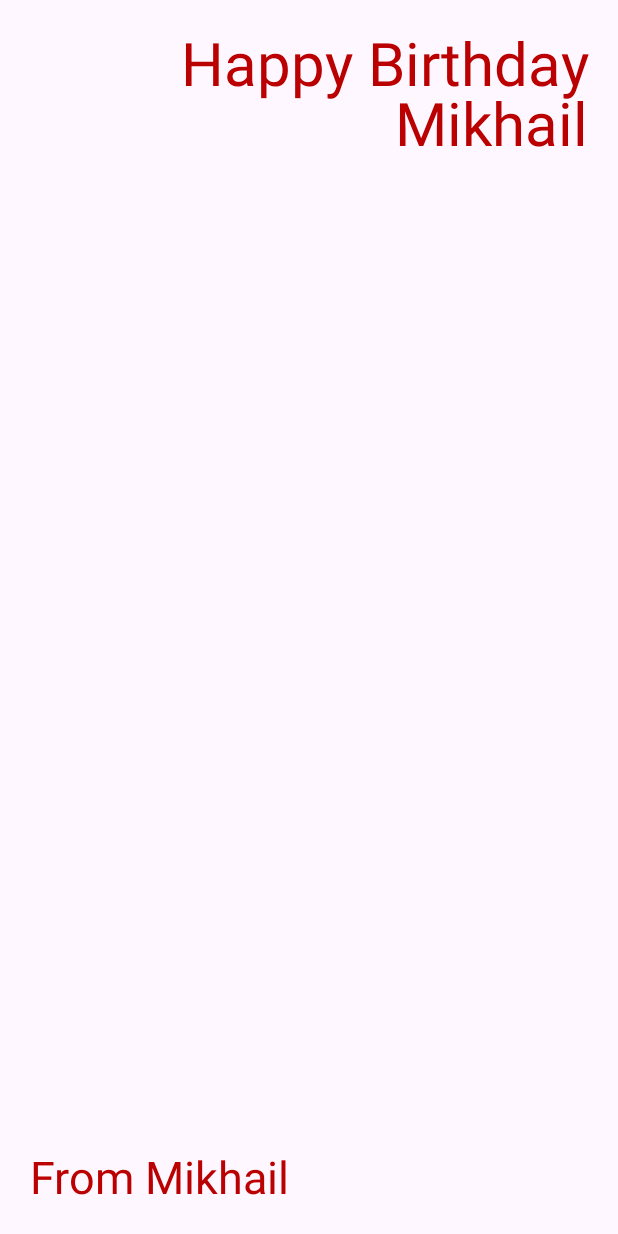
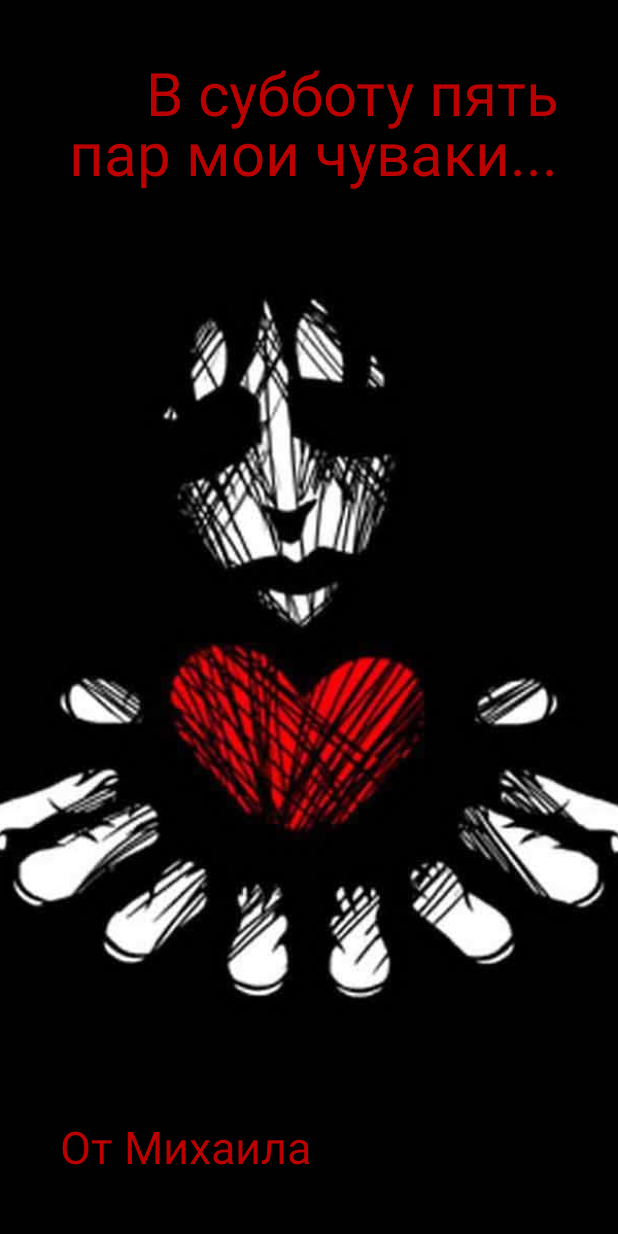
Before and after one commit to elmario89/android, an Android app built with Jetpack Compose: the screen it shows after launch (MainActivity), on a phone screen of 412 x 824 dp. Run offline under Robolectric (Android 15) with nearby library versions, the light colour scheme and no system bars; missing, so only their content is drawn: BirthdayAppTheme.

Commit message:
Add resources

```diff
--- a/app/src/main/java/com/example/birthdayapp/MainActivity.kt
+++ b/app/src/main/java/com/example/birthdayapp/MainActivity.kt
@@ -33,7 +33,7 @@ class MainActivity : ComponentActivity() {
                     modifier = Modifier.fillMaxSize(),
                     color = MaterialTheme.colorScheme.background
                 ) {
-                    GreetingText(message = "Happy Birthday Mikhail", from = "From Mikhail")
+                    GreetingImage(message = getString(R.string.title), from = getString(R.string.subtitle))
                 }
             }
         }
@@ -71,19 +71,19 @@ fun GreetingText(
         modifier = modifier
             .padding(20.dp)
     ) {
-        val purpleColor = android.graphics.Color.parseColor("#ba0000")
+        val redColor = android.graphics.Color.parseColor("#ba0000")
         Text(
             text = message,
             fontSize = 40.sp,
             lineHeight = 40.sp,
             textAlign = TextAlign.Right,
-            color = Color(purpleColor)
+            color = Color(redColor)
         )
         Text(
             text = from,
             fontSize = 30.sp,
             lineHeight = 32.sp,
-            color = Color(purpleColor),
+            color = Color(redColor),
         )
     }
 }
--- a/app/src/main/res/values/strings.xml
+++ b/app/src/main/res/values/strings.xml
@@ -1,3 +1,5 @@
 <resources>
     <string name="app_name">Birthday App</string>
+    <string name="title">В субботу пять пар мои чуваки...</string>
+    <string name="subtitle">От Михаила</string>
 </resources>
```
